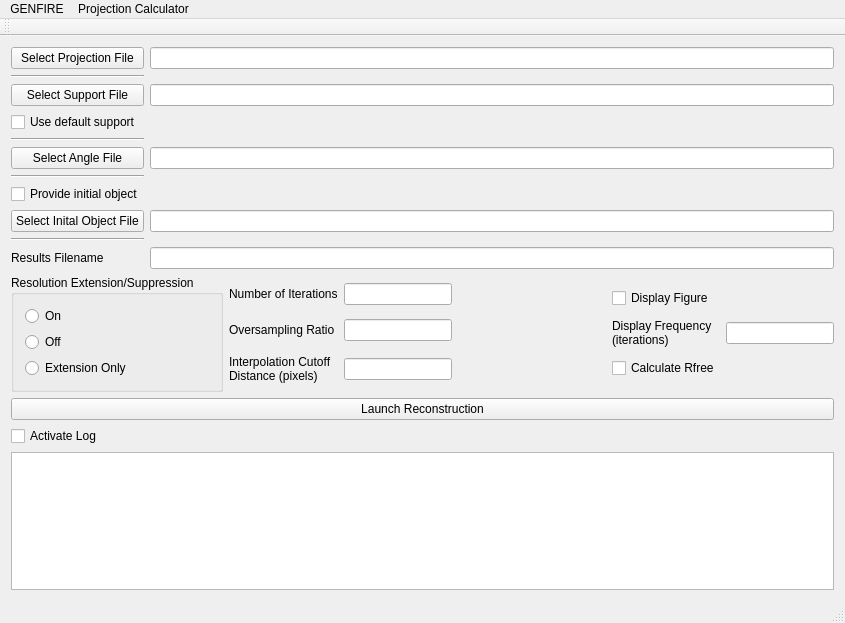
genfire-em/GENFIRE-Python, file mainwindow.ui: the form before one commit.
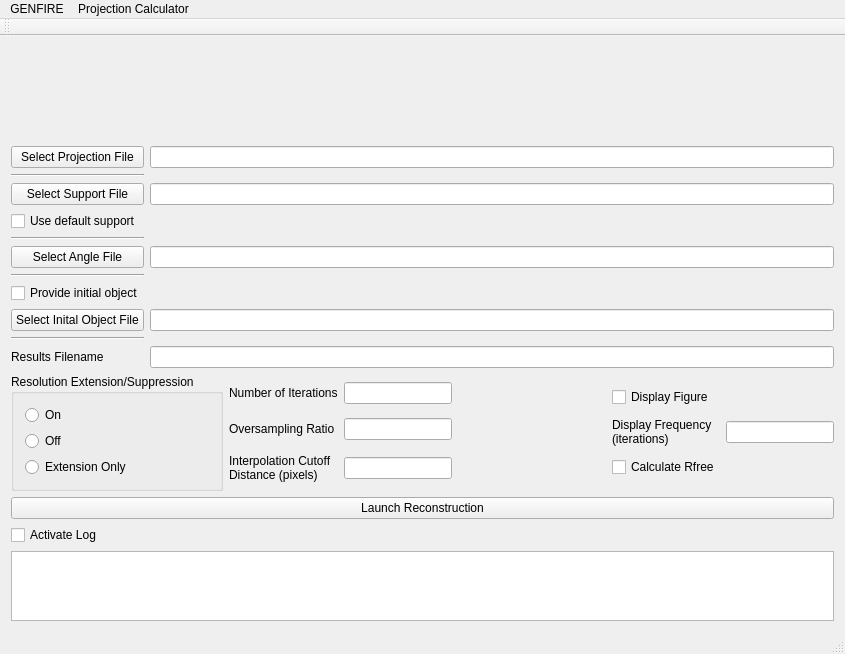
The form after the commit. Icons and pictures are not drawn.

Patch:
```diff
--- a/mainwindow.ui
+++ b/mainwindow.ui
@@ -7,27 +7,61 @@
     <x>0</x>
     <y>0</y>
     <width>845</width>
-    <height>623</height>
+    <height>634</height>
    </rect>
   </property>
   <property name="windowTitle">
    <string>GENFIRE</string>
   </property>
   <widget class="QWidget" name="centralWidget">
-   <layout class="QVBoxLayout" name="verticalLayout_5">
-    <item>
      <layout class="QVBoxLayout" name="verticalLayout_4">
+    <item>
+     <layout class="QHBoxLayout" name="horizontalLayout_3">
+      <item>
+       <spacer name="horizontalSpacer">
+        <property name="orientation">
+         <enum>Qt::Horizontal</enum>
+        </property>
+        <property name="sizeHint" stdset="0">
+         <size>
+          <width>40</width>
+          <height>20</height>
+         </size>
+        </property>
+       </spacer>
+      </item>
+      <item>
+       <widget class="QWidget" name="widget" native="true">
+        <property name="minimumSize">
+         <size>
+          <width>512</width>
+          <height>93</height>
+         </size>
+        </property>
+        <property name="styleSheet">
+         <string notr="true">background-image: url(/Users/ajpryor/Documents/GENFIRE/GENFIRE/logo.png)</string>
+        </property>
+       </widget>
+      </item>
+      <item>
+       <spacer name="horizontalSpacer_4">
+        <property name="orientation">
+         <enum>Qt::Horizontal</enum>
+        </property>
+        <property name="sizeHint" stdset="0">
+         <size>
+          <width>40</width>
+          <height>20</height>
+         </size>
+        </property>
+       </spacer>
+      </item>
+     </layout>
+    </item>
       <item>
        <layout class="QVBoxLayout" name="verticalLayout_3">
         <item>
          <layout class="QGridLayout" name="gridLayout">
-          <item row="0" column="0">
-           <widget class="QPushButton" name="btn_projections">
-            <property name="text">
-             <string>Select Projection File</string>
-            </property>
-           </widget>
-          </item>
           <item row="11" column="0">
            <widget class="QLabel" name="label_4">
             <property name="text">
@@ -116,6 +150,13 @@
           <item row="11" column="2">
            <widget class="QLineEdit" name="lineEdit_results"/>
           </item>
+        <item row="0" column="0">
+         <widget class="QPushButton" name="btn_projections">
+          <property name="text">
+           <string>Select Projection File</string>
+          </property>
+         </widget>
+        </item>
          </layout>
         </item>
         <item>
@@ -285,8 +326,6 @@
         </item>
         <item>
          <widget class="QTextEdit" name="log"/>
-        </item>
-       </layout>
       </item>
      </layout>
     </item>
```
Lines whose indentation alone changed are shown as unchanged.
